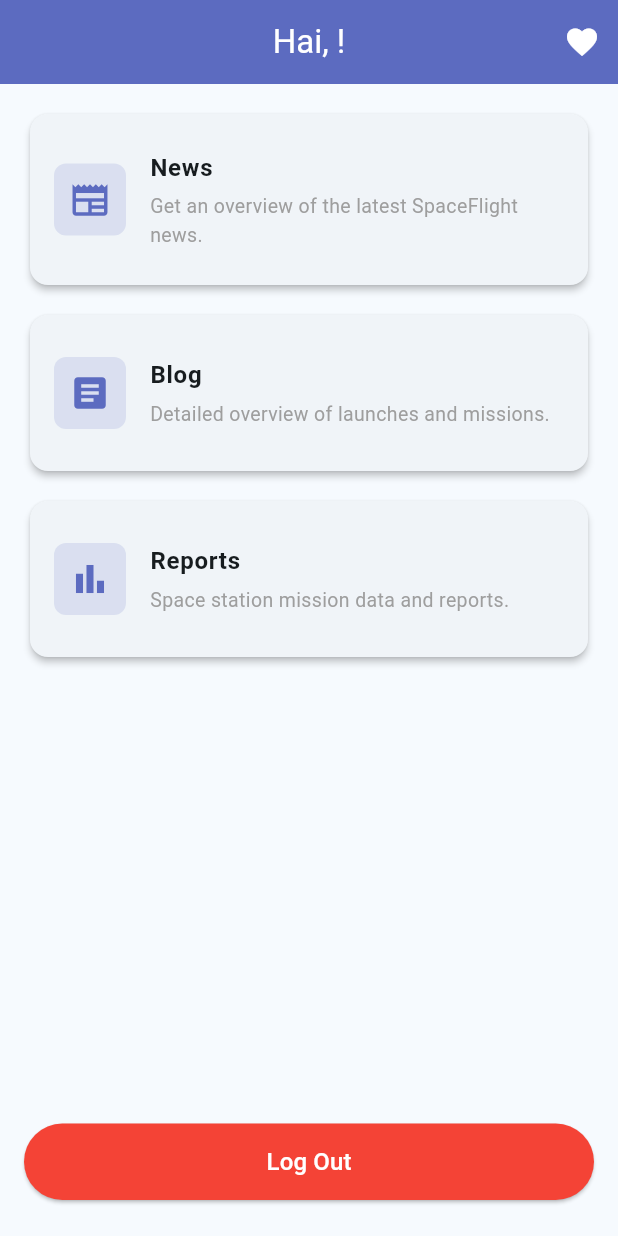
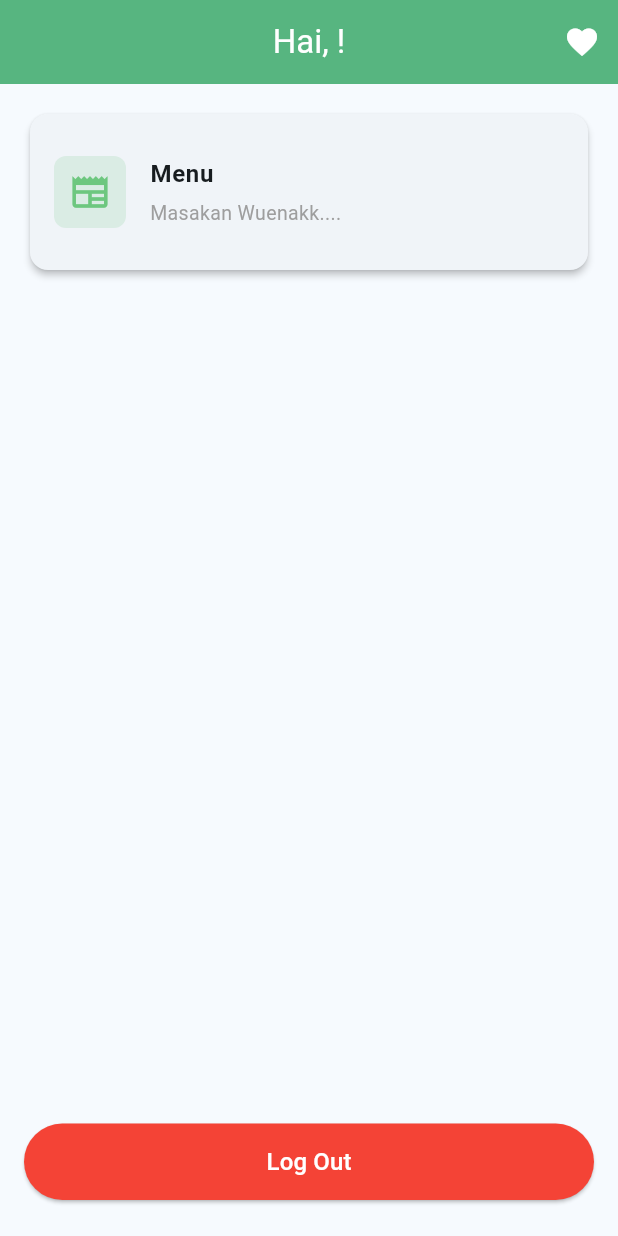
Before and after one commit to nanditosetyawan/124240083_ResponsiMobile_SI-E, a Flutter app: the HomePage screen opened directly with empty values, on a phone screen of 412 x 824 dp. Run offline on Flutter 3.47's test engine with Material 3 defaults, Android fonts, the phone set to English and light mode, and no system bars; our stand-ins replace flutter_local_notifications, shared_preferences; accounts and stored records are empty.

Commit message:
responsi

```diff
--- a/lib/pages/favorite_page.dart
+++ b/lib/pages/favorite_page.dart
@@ -70,8 +70,8 @@ class _FavoritePageState extends State<FavoritePage> {
     return Scaffold(
       appBar: AppBar(
         title: const Text('Favorite'), // ← EDIT: judul AppBar
-        backgroundColor: const Color(0xFF5C6BC0), // ← EDIT: warna
-        foregroundColor: Colors.white,
+        backgroundColor: const Color.fromARGB(255, 95, 183, 114), // ← EDIT: warna
+        foregroundColor: const Color.fromARGB(255, 183, 244, 209),
         centerTitle: true,
       ),
       body: _isLoading
@@ -140,7 +140,9 @@ class _FavoritePageState extends State<FavoritePage> {
         subtitle: Text(
           article.newsSite,                                // ← EDIT: .newsSite (author)
           style: const TextStyle(color: Colors.grey, fontSize: 12),
+
         ),
+
 
         // Ikon hati merah di kanan → klik untuk hapus dari favourite
         trailing: IconButton(
--- a/lib/pages/home_page.dart
+++ b/lib/pages/home_page.dart
@@ -51,7 +51,7 @@ class HomePage extends StatelessWidget {
         // EDIT: ganti 'username' dengan nama variabel username kamu
         title: Text('Hai, $username!'), // ← EDIT: format teks boleh diganti
         // ──────────────────────────────────────────────────────
-        backgroundColor: const Color(0xFF5C6BC0), // ← EDIT: warna AppBar
+        backgroundColor: const Color.fromARGB(255, 87, 181, 128), // ← EDIT: warna AppBar
         foregroundColor: Colors.white,
         centerTitle: true,
         actions: [
@@ -80,31 +80,13 @@ class HomePage extends StatelessWidget {
                   _buildMenuCard(
                     context,
                     icon: Icons.newspaper,
-                    title: 'News', // ← BOLEH EDIT (opsional): ubah nama menu sesuai API 1
-                    subtitle: 'Get an overview of the latest SpaceFlight news.', // ← BOLEH EDIT (opsional)
+                    title: 'Menu', // ← BOLEH EDIT (opsional): ubah nama menu sesuai API 1
+                    subtitle: 'Masakan Wuenakk....', // ← BOLEH EDIT (opsional)
                     type: 'news', // ← JANGAN DIUBAH (harus sama dengan key di ApiConfig.urls)
                   ),
                   const SizedBox(height: 12),
 
-                  // ── KARTU MENU 2 (terhubung ke ApiConfig.urls['blogs']) ──
-                  _buildMenuCard(
-                    context,
-                    icon: Icons.article,
-                    title: 'Blog', // ← BOLEH EDIT (opsional): ubah nama menu sesuai API 2
-                    subtitle: 'Detailed overview of launches and missions.', // ← BOLEH EDIT (opsional)
-                    type: 'blogs', // ← JANGAN DIUBAH (harus sama dengan key di ApiConfig.urls)
-                  ),
-                  const SizedBox(height: 12),
 
-                  // ── KARTU MENU 3 (terhubung ke ApiConfig.urls['reports']) ──
-                  // CATATAN: Jika cuma pakai 2 API, hapus atau beri komentar (//) blok di bawah ini
-                  _buildMenuCard(
-                    context,
-                    icon: Icons.bar_chart,
-                    title: 'Reports', // ← BOLEH EDIT (opsional): ubah nama menu sesuai API 3
-                    subtitle: 'Space station mission data and reports.', // ← BOLEH EDIT (opsional)
-                    type: 'reports', // ← JANGAN DIUBAH (harus sama dengan key di ApiConfig.urls)
-                  ),
                 ],
               ),
             ),
@@ -157,10 +139,10 @@ class HomePage extends StatelessWidget {
         leading: Container(
           padding: const EdgeInsets.all(10),
           decoration: BoxDecoration(
-            color: const Color(0xFF5C6BC0).withValues(alpha: 0.15),
+            color: const Color.fromARGB(255, 92, 192, 114).withValues(alpha: 0.15),
             borderRadius: BorderRadius.circular(8),
           ),
-          child: Icon(icon, color: const Color(0xFF5C6BC0), size: 28), // ← EDIT: warna ikon
+          child: Icon(icon, color: const Color.fromARGB(255, 109, 199, 127), size: 28), // ← EDIT: warna ikon
         ),
         title: Text(title, style: const TextStyle(fontWeight: FontWeight.bold, fontSize: 16)),
         subtitle: Padding(
--- a/lib/pages/list_page.dart
+++ b/lib/pages/list_page.dart
@@ -99,7 +99,7 @@ class _ListPageState extends State<ListPage> {
   // JANGAN ubah key di `case '...'`, cukup ubah teks setelah `return '...'` sesuai nama API barumu
   String get _pageTitle {
     switch (widget.type) {
-      case 'news': return 'News';       // ← JANGAN ubah 'news' | BOLEH EDIT teks 'News'
+      case 'news': return 'Menu';       // ← JANGAN ubah 'news' | BOLEH EDIT teks 'News'
       case 'blogs': return 'Blog';      // ← JANGAN ubah 'blogs' | BOLEH EDIT teks 'Blog'
       case 'reports': return 'Reports'; // ← JANGAN ubah 'reports' | BOLEH EDIT teks 'Reports'
       default: return widget.type;
@@ -111,7 +111,7 @@ class _ListPageState extends State<ListPage> {
     return Scaffold(
       appBar: AppBar(
         title: Text(_pageTitle),
-        backgroundColor: const Color(0xFF5C6BC0), // ← EDIT: warna
+        backgroundColor: const Color.fromARGB(255, 128, 238, 151), // ← EDIT: warna
         foregroundColor: Colors.white,
         actions: [
           // Tombol Favourite di AppBar kanan
@@ -279,7 +279,7 @@ class _ListPageState extends State<ListPage> {
             [
               article.newsSite,
               article.extra('nickname'),    // ← TAMBAH DATA: buka // lalu ganti key sesuai API
-              // article.extra('platform'), // ← TAMBAH DATA: bisa tambah baris sebanyak yang dibutuhkan
+              article.extra('rating'),
             ].where((s) => s.isNotEmpty).join('\n'),
             style: const TextStyle(color: Colors.grey, fontSize: 12),
           ),
```
